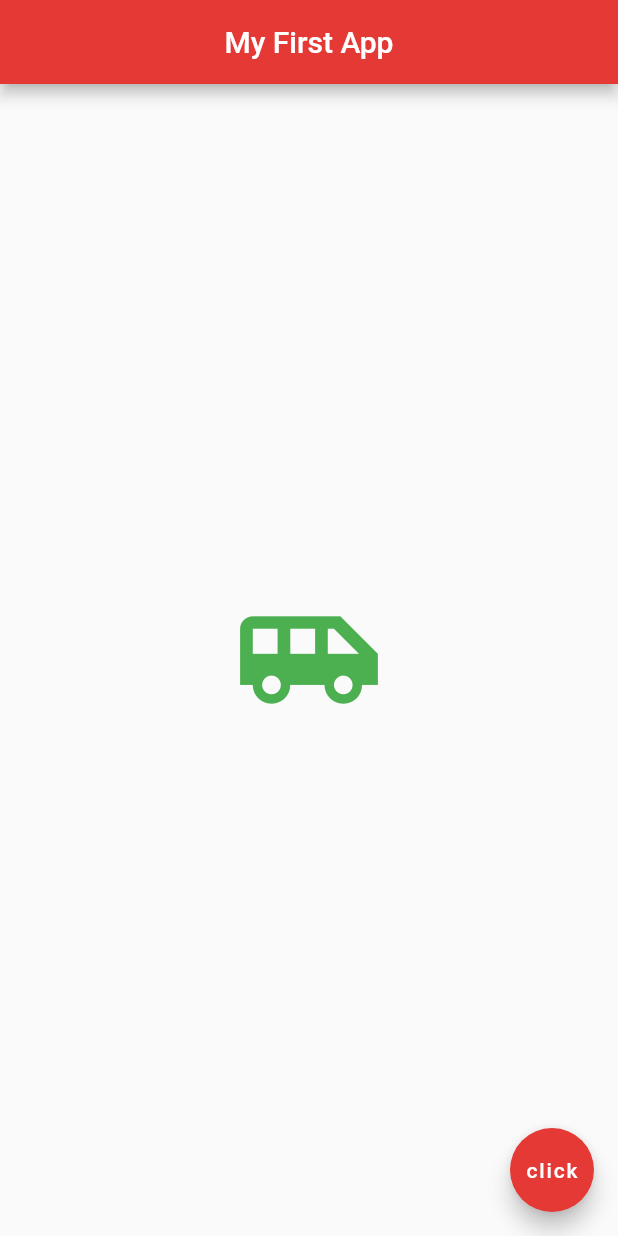
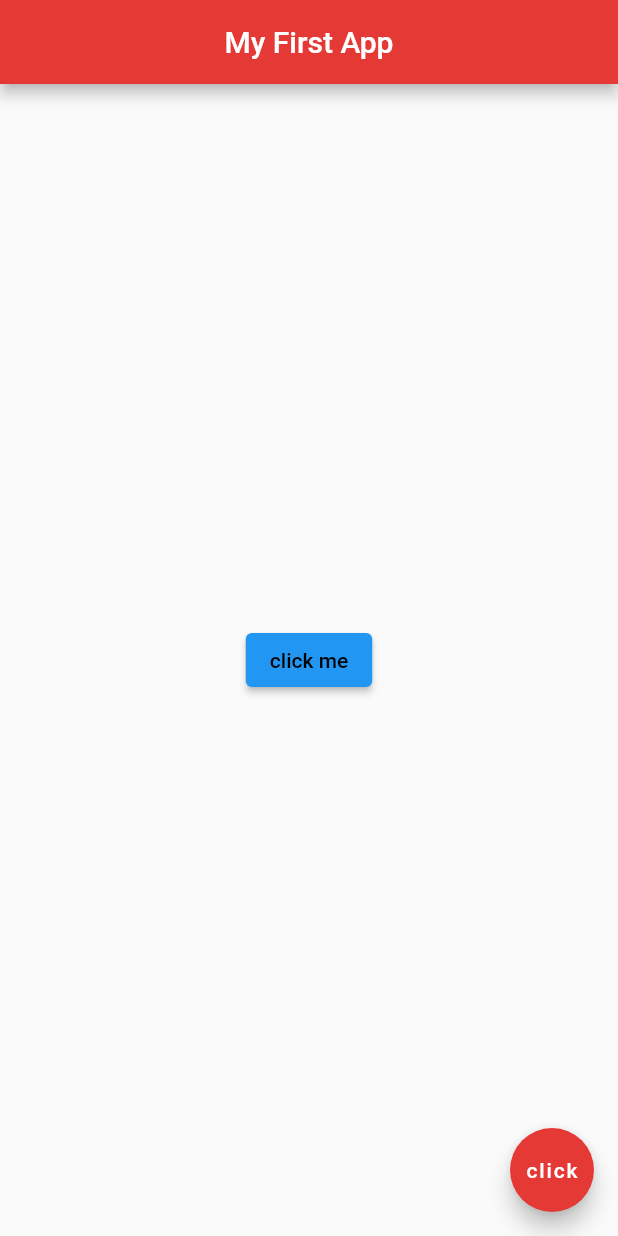
Before and after one commit to luquilo/flutter_101, a Flutter app: the screen it shows after launch, on a phone screen of 412 x 824 dp. Run offline on Flutter 3.47's test engine with Material 2 defaults, Android fonts, the phone set to English and light mode, and no system bars.

Commit message:
belajar membuat elevatedButton

```diff
--- a/lib/main.dart
+++ b/lib/main.dart
@@ -20,10 +20,15 @@ class Home extends StatelessWidget {
           backgroundColor: Colors.red[600],
         ),
         body: Center(
-          child: Icon(
-            Icons.airport_shuttle,
-            color: Colors.green,
-            size: 100.0,
+          child: ElevatedButton(
+            onPressed: () {
+              print('halo');
+            },
+            style: ElevatedButton.styleFrom(
+              backgroundColor: Colors.blue,
+              foregroundColor: Colors.black,
+            ),
+            child: Text('click me'),
           ),
         ),
         floatingActionButton: FloatingActionButton(
@@ -31,6 +36,6 @@ class Home extends StatelessWidget {
           child: Text('click'),
           backgroundColor: Colors.red[600],
         )
-    )/**/;
+    );
   }
 }
```
